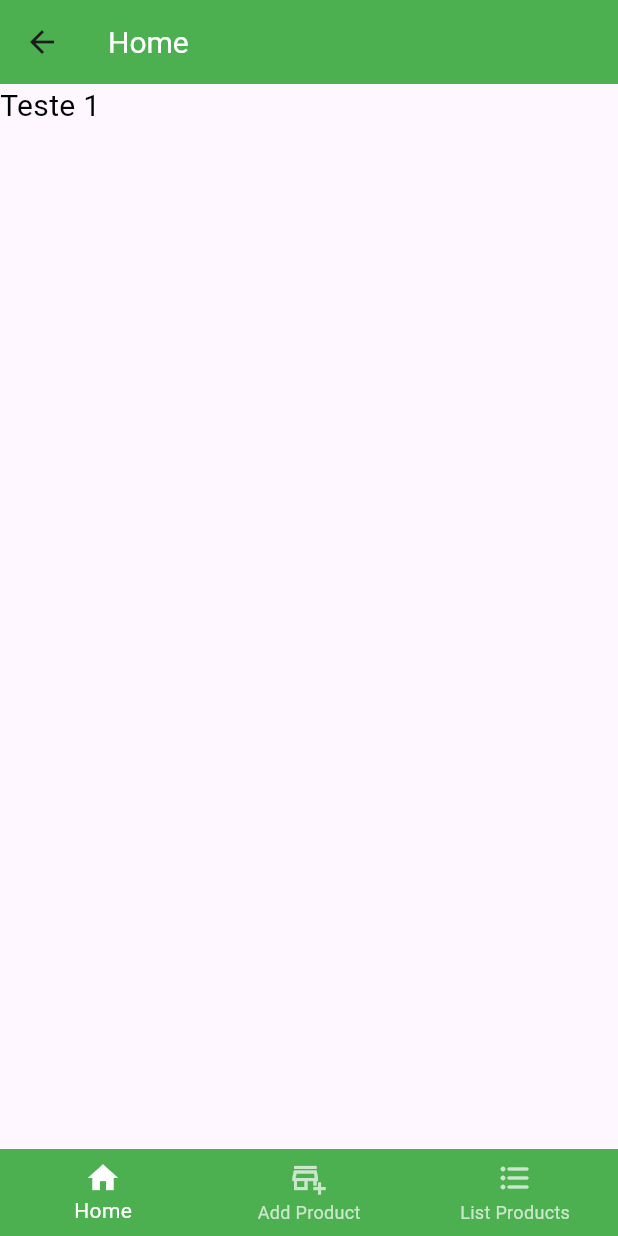
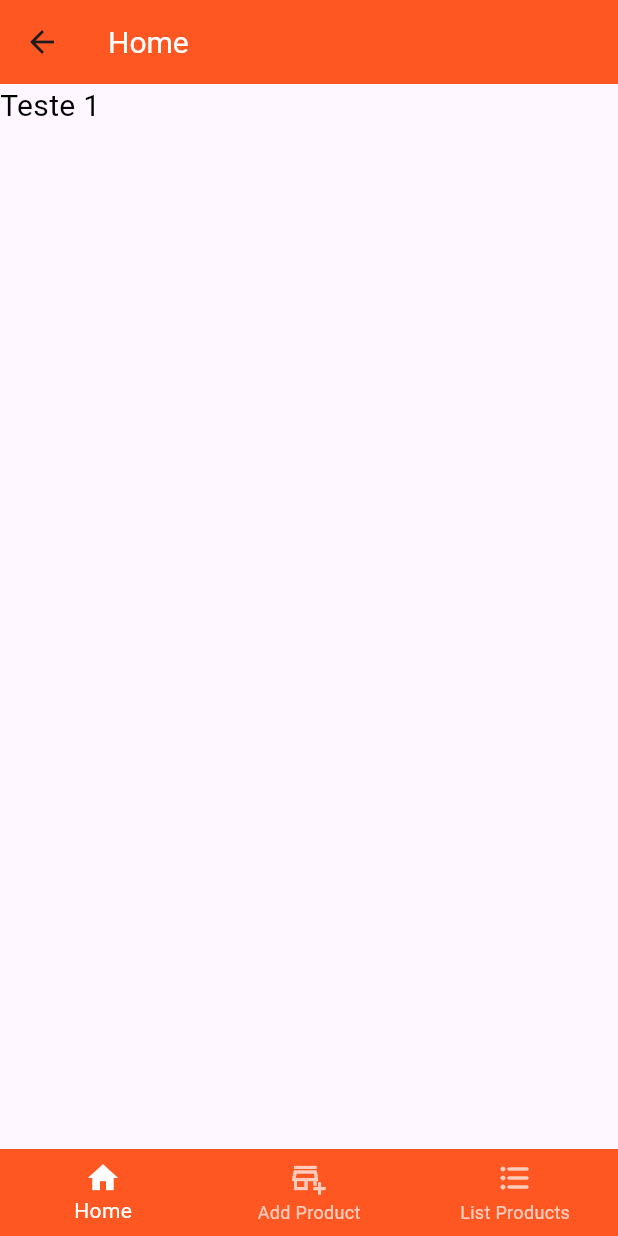
Before and after one commit to gusfrancoo/flutter_example, a Flutter app: the GlobalScaffold screen opened by its route, on a phone screen of 412 x 824 dp. Run offline on Flutter 3.47's test engine with Material 3 defaults, Android fonts, the phone set to English and light mode, and no system bars; our stand-ins replace get.

Commit message:
:wrench: chore: configrando projeto exemplo

```diff
--- a/lib/main.dart
+++ b/lib/main.dart
@@ -17,13 +17,13 @@ class MyApp extends StatelessWidget {
     return GetMaterialApp(
       title: 'Teste Flutter',
       theme: ThemeData(
-        primarySwatch: Colors.green, // Define a cor primária do tema
+        primarySwatch: Colors.deepOrange, // Define a cor primária do tema
         brightness: Brightness.light, // Tema claro
         textTheme: TextTheme(
           bodyLarge: TextStyle(fontSize: 18, color: Colors.black), // Estilo de texto global
         ),
         appBarTheme: AppBarTheme(
-          backgroundColor: Colors.green, // Cor da AppBar
+          backgroundColor: Colors.deepOrange, // Cor da AppBar
           titleTextStyle: TextStyle(fontSize: 20, color: Colors.white),
         ),
       ),
--- a/lib/utils/widgets/global_scaffold.dart
+++ b/lib/utils/widgets/global_scaffold.dart
@@ -48,7 +48,7 @@ class GlobalScaffold extends StatelessWidget {
               BottomNavigationBar(
                 currentIndex: _controller.selectedIndex.value,
                 onTap: _controller.changePage,
-                backgroundColor: Colors.green,
+                backgroundColor: Colors.deepOrange,
                 selectedItemColor: Colors.white,
                 unselectedItemColor: Colors.white70,
                 elevation: 0, // Remove sombra se necessário
```
Also changed, not shown: pubspec.lock, 129 other files.
